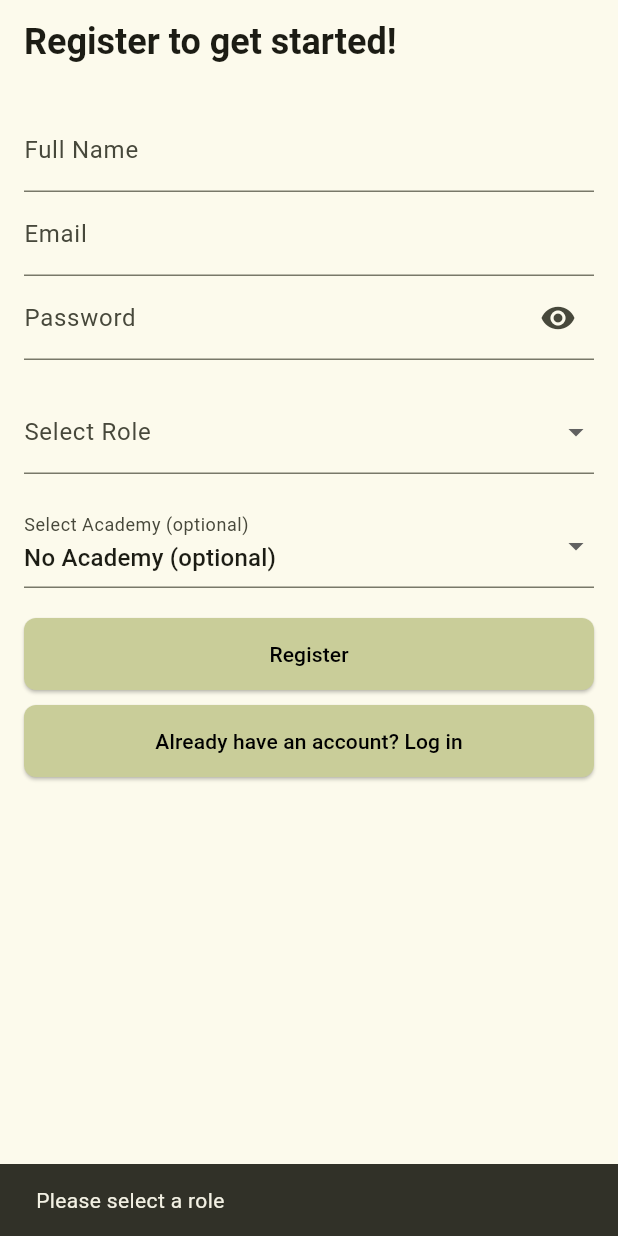
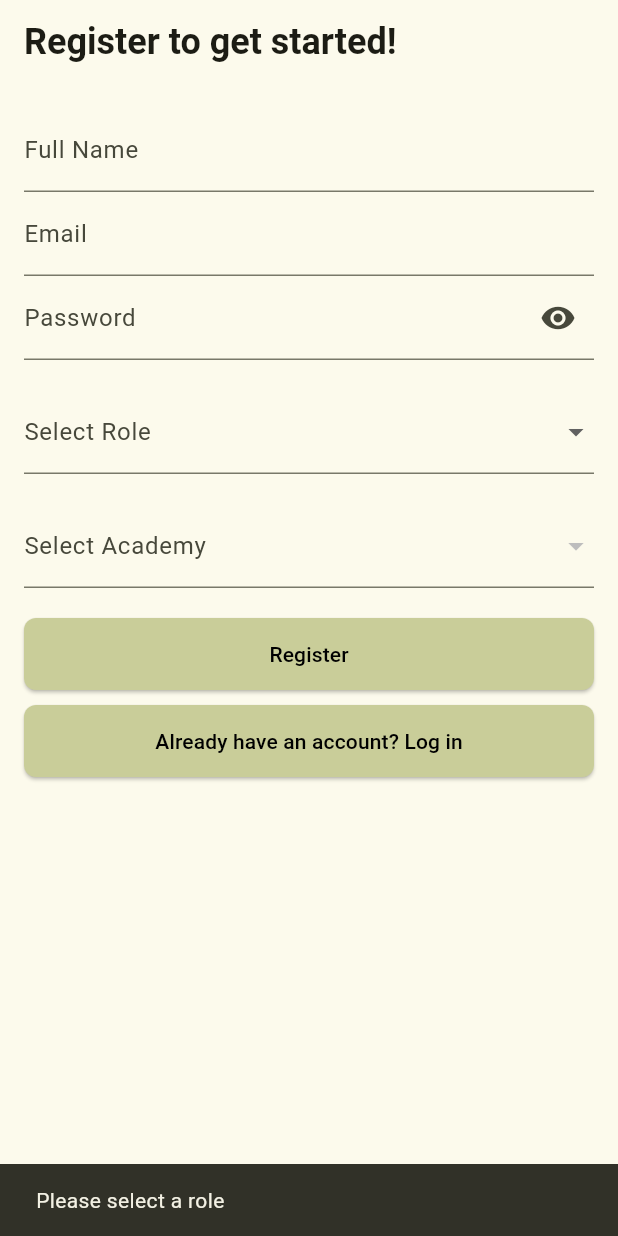
Before and after one commit to STAung07/stalz-insert_name_here, a Flutter app: the RegistrationScreen screen opened by its route, after a tap on "Register", on a phone screen of 412 x 824 dp. Run offline on Flutter 3.47's test engine with Material 3 defaults, Android fonts, the phone set to English and light mode, and no system bars; our stand-ins replace calendar_view, flutter_dotenv, go_router, supabase_flutter; accounts and stored records are empty.

Commit message:
Academy compulsory upon registration

```diff
--- a/flutter_app/lib/src/features/auth/presentation/registration_screen.dart
+++ b/flutter_app/lib/src/features/auth/presentation/registration_screen.dart
@@ -47,9 +47,18 @@ class _RegistrationScreenState extends State<RegistrationScreen> {
   }
 
   Future<void> _register() async {
+    // Must select a role
     if (selectedRole == null) {
       ScaffoldMessenger.of(context).showSnackBar(
         const SnackBar(content: Text('Please select a role')),
+      );
+      return;
+    }
+
+    // Must select an academy
+    if (selectedAcademyId == null || selectedAcademyId!.isEmpty) {
+      ScaffoldMessenger.of(context).showSnackBar(
+        const SnackBar(content: Text('Please select an academy')),
       );
       return;
     }
@@ -64,14 +73,14 @@ class _RegistrationScreenState extends State<RegistrationScreen> {
         role: role, // Pass the selected role
       );
 
-      // Check if userId is null, which means registration failed
-      if (registeredUser == null) {
-        ScaffoldMessenger.of(context).showSnackBar(
-          const SnackBar(content: Text('Registration failed. Please try again.')),
-        );
-        return;
-      }
-      // ...existing code...
+      // // Check if userId is null, which means registration failed
+      // if (registeredUser == null) {
+      //   ScaffoldMessenger.of(context).showSnackBar(
+      //     const SnackBar(content: Text('Registration failed. Please try again.')),
+      //   );
+      //   return;
+      // }
+
       if (selectedAcademyId != null && selectedAcademyId!.isNotEmpty) {
         final userId = registeredUser.id;
         if (selectedRole == 'coach') {
@@ -121,15 +130,13 @@ class _RegistrationScreenState extends State<RegistrationScreen> {
             const SizedBox(height: 20),
             DropdownButtonFormField<String>(
               value: selectedAcademyId,
-              items: [
-                const DropdownMenuItem(value: null, child: Text('No Academy (optional)')),
-                ...academies.map((academy) => DropdownMenuItem(
-                  value: academy['id'] as String,
-                  child: Text(academy['name'] as String),
-                )),
-              ],
+              items: academies.map((academy) => DropdownMenuItem(
+                value: academy['id'] as String,
+                child: Text(academy['name'] as String),
+              )).toList(),
               onChanged: (value) => setState(() => selectedAcademyId = value),
-              decoration: const InputDecoration(labelText: 'Select Academy (optional)'),
+              decoration: const InputDecoration(labelText: 'Select Academy'),
+              validator: (value) => value == null || value.isEmpty ? 'Please select an academy' : null,
             ),
             const SizedBox(height: 20),
             SizedBox(
```
